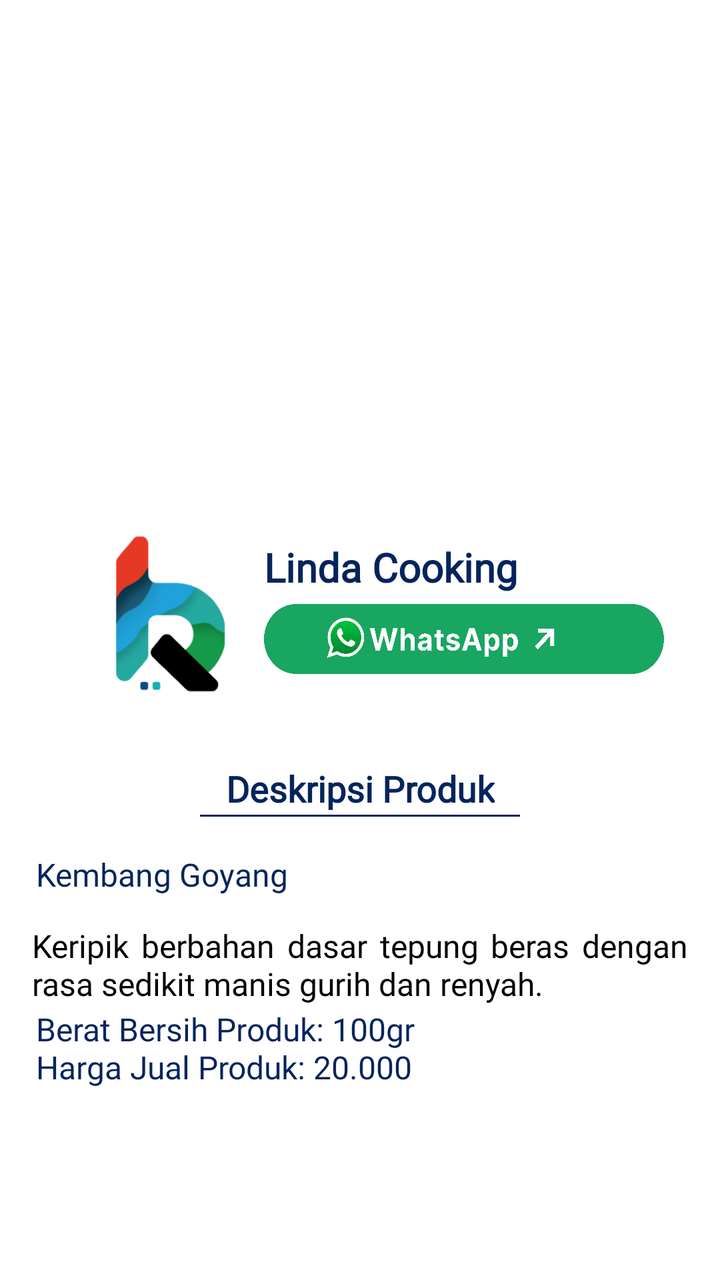
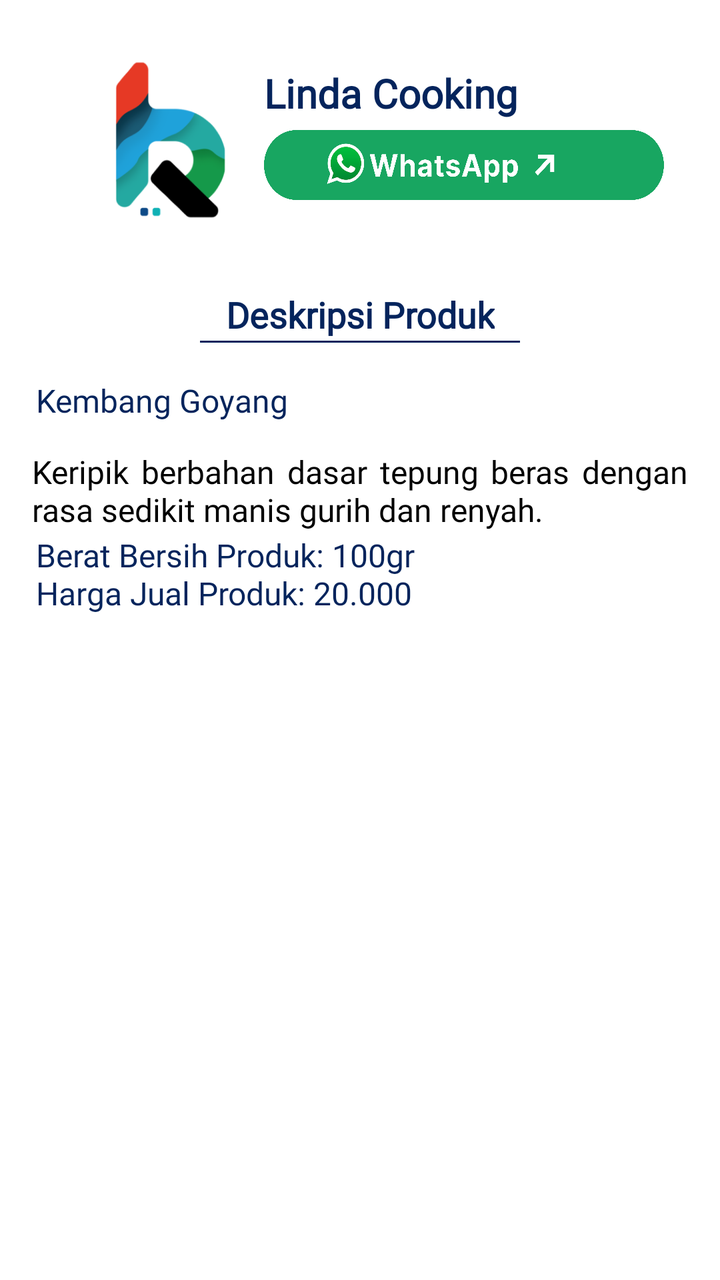

An Android layout rendered at two revisions. The XML below is the earlier revision; the diff shows what the commit changed to produce the second picture.
<!-- AndroidManifest.xml: application theme Theme.MyApplication -->
<!-- res/layout/detail_umkm_16.xml -->
<?xml version="1.0" encoding="utf-8"?>
<androidx.constraintlayout.widget.ConstraintLayout xmlns:android="http://schemas.android.com/apk/res/android"
    xmlns:tools="http://schemas.android.com/tools"
    xmlns:app="http://schemas.android.com/apk/res-auto"
    android:layout_width="match_parent"
    android:layout_height="match_parent">

    <ScrollView
        android:layout_width="match_parent"
        android:layout_height="0dp"
        app:layout_constraintStart_toStartOf="parent"
        app:layout_constraintEnd_toEndOf="parent"
        app:layout_constraintBottom_toBottomOf="parent">

        <LinearLayout
            android:layout_width="match_parent"
            android:layout_height="wrap_content"
            android:orientation="vertical"
            android:padding="16dp">

            <LinearLayout
                android:id="@+id/umkm1_section"
                android:layout_width="match_parent"
                android:layout_height="wrap_content"
                android:layout_marginTop="2dp"
                android:orientation="horizontal">

                <ImageView
                    android:id="@+id/image_rb"
                    android:layout_width="100dp"
                    android:layout_height="100dp"
                    android:layout_marginTop="2dp"
                    android:src="@drawable/logorb"
                    android:paddingStart="37dp" />

                <LinearLayout
                    android:layout_width="0dp"
                    android:layout_height="wrap_content"
                    android:layout_weight="1"
                    android:orientation="vertical"
                    android:gravity="center_vertical"
                    android:layout_marginStart="16dp">

                    <TextView
                        android:id="@+id/title_umkm2"
                        android:layout_marginTop="15dp"
                        android:layout_width="match_parent"
                        android:layout_height="wrap_content"
                        android:fontFamily="@font/poppins_bold"
                        android:gravity="center_vertical"
                        android:text="Linda Cooking "
                        android:textColor="@color/blue"
                        android:textSize="20sp"
                        android:textStyle="bold" />

                    <ImageButton
                        android:id="@+id/button_wa"
                        android:layout_width="200dp"
                        android:layout_height="35dp"
                        android:layout_marginTop="5dp"
                        android:background="@drawable/wa_detail"
                        android:paddingStart="24dp"
                        android:gravity="center"
                        app:layout_constraintBottom_toBottomOf="parent"
                        app:layout_constraintEnd_toEndOf="parent"
                        app:layout_constraintStart_toStartOf="parent" />
                </LinearLayout>
            </LinearLayout>

            <TextView
                android:id="@+id/description_title"
                android:layout_marginTop="25dp"
                android:layout_width="wrap_content"
                android:layout_height="wrap_content"
                android:fontFamily="@font/poppins_bold"
                android:text="Deskripsi Produk"
                android:textColor="@color/blue"
                android:textSize="18sp"
                android:textStyle="bold"
                android:gravity="center_horizontal"
                android:layout_gravity="center_horizontal" />

            <View
                android:id="@+id/line_below_text"
                android:layout_width="160dp"
                android:layout_height="1dp"
                android:layout_marginTop="1dp"
                android:background="@color/blue"
                android:layout_gravity="center_horizontal" />

            <TextView
                android:id="@+id/judul1"
                android:layout_width="match_parent"
                android:layout_height="wrap_content"
                android:layout_marginStart="2dp"
                android:layout_marginTop="18dp"
                android:layout_marginEnd="6dp"
                android:fontFamily="@font/poppins_bold"
                android:text="Kembang Goyang"
                android:textColor="@color/blue"
                android:textSize="16sp"
                app:layout_constraintEnd_toEndOf="parent"
                app:layout_constraintStart_toStartOf="parent"/>

            <TextView
                android:id="@+id/text_umkm3"
                android:layout_width="match_parent"
                android:layout_height="wrap_content"
                android:layout_marginTop="14dp"
                android:textSize="16sp"
                android:textColor="@color/black"
                android:justificationMode="inter_word"
                android:fontFamily="@font/poppins_regular"
                android:text="Keripik berbahan dasar tepung beras dengan rasa sedikit manis gurih dan renyah."
                app:layout_constraintTop_toBottomOf="@id/line_below_text" />

            <TextView
                android:id="@+id/harga1"
                android:layout_width="match_parent"
                android:layout_height="wrap_content"
                android:layout_marginStart="2dp"
                android:layout_marginTop="1dp"
                android:layout_marginEnd="16dp"
                android:fontFamily="@font/poppins_bold"
                android:text="Berat Bersih Produk: 100gr\nHarga Jual Produk: 20.000"
                android:textColor="@color/blue"
                android:textSize="16sp"
                app:layout_constraintEnd_toEndOf="parent"
                app:layout_constraintStart_toStartOf="parent" />

            <TextView
                android:id="@+id/kosongdetailkatalog_bpp"
                android:layout_width="0dp"
                android:layout_height="wrap_content"
                android:layout_marginStart="16dp"
                android:layout_marginTop="58dp"
                android:layout_marginEnd="16dp"
                android:textSize="16sp"
                app:layout_constraintStart_toStartOf="parent"
                app:layout_constraintEnd_toEndOf="parent"
                app:layout_constraintTop_toTopOf="parent" />
        </LinearLayout>
    </ScrollView>

</androidx.constraintlayout.widget.ConstraintLayout>
<!-- resources referenced by this layout -->
<resources>
  <color name="black">#FF000000</color>
  <color name="blue">#04245C</color>
  <!-- drawable logorb: png bitmap (drawable, 46204 bytes) -->
  <!-- drawable wa_detail: png bitmap (drawable, 111318 bytes) -->
  <style name="Theme.MyApplication" parent="Theme.MaterialComponents.DayNight.DarkActionBar">
          
          <item name="colorPrimary">@color/purple_500</item>
          <item name="colorPrimaryVariant">@color/purple_700</item>
          <item name="colorOnPrimary">@color/white</item>
          
          <item name="colorSecondary">@color/teal_200</item>
          <item name="colorSecondaryVariant">@color/teal_700</item>
          <item name="colorOnSecondary">@color/black</item>
          
          <item name="android:statusBarColor">?attr/colorPrimaryVariant</item>
          
      </style>
  <color name="purple_500">#1FA1D8</color>
  <color name="purple_700">#1FA1D8</color>
  <color name="white">#FFFFFFFF</color>
  <color name="teal_200">#FF03DAC5</color>
  <color name="teal_700">#FF018786</color>
</resources>

<!-- the commit's change to res/layout/detail_umkm_16.xml (unified diff, before → after) -->
@@ -8,6 +8,7 @@
     <ScrollView
         android:layout_width="match_parent"
         android:layout_height="0dp"
+        app:layout_constraintTop_toTopOf="parent"
         app:layout_constraintStart_toStartOf="parent"
         app:layout_constraintEnd_toEndOf="parent"
         app:layout_constraintBottom_toBottomOf="parent">
